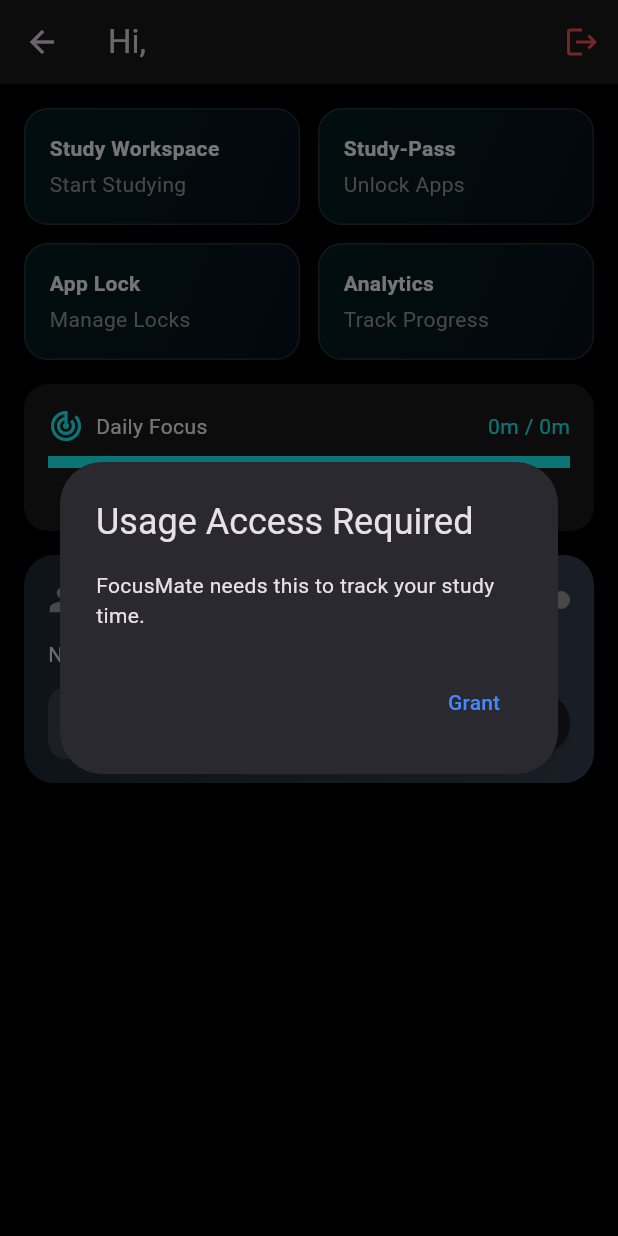
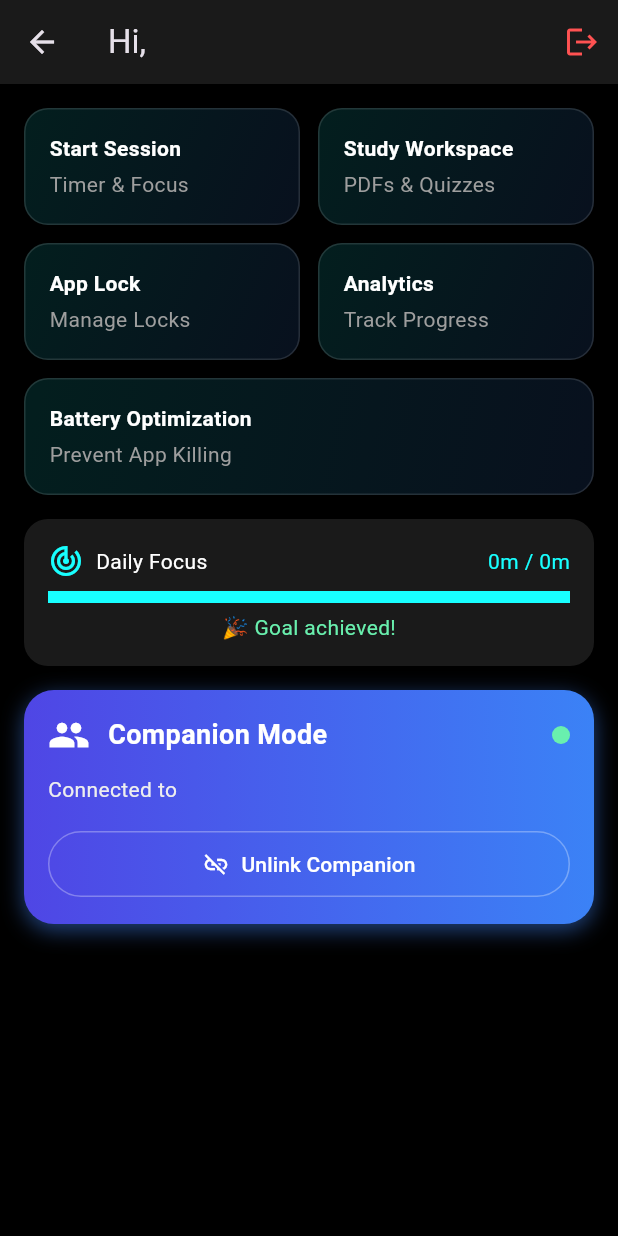
Before and after one commit to muaz-27/focus_mate, a Flutter app: the StudentDashboard screen opened directly with empty values, after a tap on the "logout" icon, on a phone screen of 412 x 824 dp. Run offline on Flutter 3.47's test engine with Material 3 defaults, Android fonts, the phone set to English and light mode, and no system bars; our stand-ins replace cloud_firestore, firebase_auth, firebase_core, permission_handler; missing offline and left inert: android_intent_plus, installed_apps, usage_stats; accounts and stored records are empty; statements that could not run were skipped.

Commit message:
Move test-branch changes to main

```diff
--- a/lib/dashboard/student_dashboard.dart
+++ b/lib/dashboard/student_dashboard.dart
@@ -4,7 +4,6 @@
 import 'package:flutter/services.dart';
 import 'package:permission_handler/permission_handler.dart';
 import 'package:usage_stats/usage_stats.dart';
-import 'package:android_intent_plus/android_intent.dart';
 
 import '../core/auth_service.dart';
 import '../core/usage_service.dart';
@@ -13,6 +12,10 @@
 import 'analytics_screen.dart';
 import 'app_lock_screen.dart';
 import 'focus_session_screen.dart';
+import 'session_setup_screen.dart';
+import 'study_pass_screen.dart';
+import 'study_workspace_screen.dart';
+import '../core/permission_manager.dart';
 
 class StudentDashboard extends StatefulWidget {
   final Map<String, dynamic> userData;
@@ -40,104 +43,41 @@
   State<StudentDashboard> createState() => _StudentDashboardState();
 }
 
-class _StudentDashboardState extends State<StudentDashboard> with WidgetsBindingObserver {
-  bool showModeSelector = false;
-  final TextEditingController _companionCodeController = TextEditingController();
+class _StudentDashboardState extends State<StudentDashboard>
+    with WidgetsBindingObserver {
+  final UsageService _usageService = UsageService();
   final FirebaseFirestore _firestore = FirebaseFirestore.instance;
-  final UsageService _usageService = UsageService();
-  late bool companionActive;
-
   static const platform = MethodChannel('com.example.focus_mate/blocker');
 
-  Timer? _usageSyncTimer;
   Timer? _ruleSyncTimer;
+  DateTime? _lockEndTime;
   List<String> _blockedList = [];
-  DateTime? _lockEndTime;
-  bool _isCheckingPermissions = false;
+  bool companionActive = false;
+  final TextEditingController _companionCodeController = TextEditingController();
 
   @override
   void initState() {
     super.initState();
-    WidgetsBinding.instance.addObserver(this);
-    companionActive = widget.companionActive;
 
-    _checkPermissionsSequence();
-
-    if (companionActive) _getCompanionDetails();
+    // Initialize companion state from passed user data
+    if (widget.userData['linkedCompanion'] != null) {
+      companionActive = true;
     }
 
-  @override
-  void didChangeAppLifecycleState(AppLifecycleState state) {
-    if (state == AppLifecycleState.resumed) {
-      _checkPermissionsSequence();
-    }
+    _startRuleSync();
+    _getCompanionDetails();
+
+    // Sync usage data in background
+    WidgetsBinding.instance.addPostFrameCallback((_) {
+      _usageService.syncUsageToFirebase(widget.userData['id']);
+    });
   }
 
   @override
   void dispose() {
-    WidgetsBinding.instance.removeObserver(this);
-    _usageSyncTimer?.cancel();
     _ruleSyncTimer?.cancel();
+    _companionCodeController.dispose();
     super.dispose();
-  }
-
-  Future<void> _checkPermissionsSequence() async {
-    if (_isCheckingPermissions) return;
-    _isCheckingPermissions = true;
-
-    if (await Permission.notification.isDenied) {
-      await Permission.notification.request();
-    }
-
-    bool usage = (await UsageStats.checkUsagePermission()) ?? false;
-    if (!usage) {
-      if (mounted) _showPermissionDialog(
-        "Usage Access Required",
-        "FocusMate needs this to track your study time.",
-        () => UsageStats.grantUsagePermission(),
-      );
-      _isCheckingPermissions = false;
-      return;
-    }
-
-    // Assuming Accessibility is checked via UI button or optional
-    _isCheckingPermissions = false;
-    _startServices();
-  }
-
-  void _startServices() {
-    _syncUsageData();
-    _startRuleSync();
-  }
-
-  void _showPermissionDialog(String title, String content, VoidCallback onGrant) {
-    showDialog(
-      context: context,
-      barrierDismissible: false,
-      builder: (ctx) => AlertDialog(
-        title: Text(title),
-        content: Text(content),
-        actions: [
-          TextButton(
-            onPressed: () {
-              Navigator.pop(ctx);
-              onGrant();
-            },
-            child: const Text("Grant", style: TextStyle(color: Colors.blueAccent)),
-          ),
-        ],
-      ),
-    );
-  }
-
-  void _syncUsageData() {
-    if (widget.userData['id'] != null) {
-       _usageService.syncUsageToFirebase(widget.userData['id']);
-       _usageSyncTimer?.cancel();
-       _usageSyncTimer = Timer.periodic(const Duration(minutes: 1), (_) {
-         _usageService.syncUsageToFirebase(widget.userData['id']);
-       });
-    }
   }
 
   void _startRuleSync() {
@@ -145,7 +85,8 @@
     _ruleSyncTimer = Timer.periodic(const Duration(seconds: 5), (_) async {
       await _fetchLockRules();
       try {
-        final appsToSend = (_lockEndTime != null && DateTime.now().isBefore(_lockEndTime!))
+        final appsToSend =
+            (_lockEndTime != null && DateTime.now().isBefore(_lockEndTime!))
             ? _blockedList
             : <String>[];
         await platform.invokeMethod('setBlockedApps', {'apps': appsToSend});
@@ -155,28 +96,51 @@
 
   Future<void> _fetchLockRules() async {
     try {
-      final doc = await _firestore.collection('users').doc(widget.userData['id']).get();
+      final doc = await _firestore
+          .collection('users')
+          .doc(widget.userData['id'])
+          .get();
+
       if (doc.exists) {
         final data = doc.data()!;
+        if (mounted) {
+          setState(() {
             _blockedList = List<String>.from(data['lockedApps'] ?? []);
-        _lockEndTime = data['lockEndTime'] != null ? (data['lockEndTime'] as Timestamp).toDate() : null;
+            _lockEndTime = data['lockEndTime'] != null
+                ? (data['lockEndTime'] as Timestamp).toDate()
+                : null;
+          });
         }
-    } catch (e) {}
+      }
+    } catch (e) {
+      print("Error fetching lock rules: $e");
+    }
   }
 
   Future<void> _getCompanionDetails() async {
-    if (widget.userData['companionName'] != null) return;
     String? companionId = widget.userData['linkedCompanion'];
-    if (companionId != null) {
+    if (companionId == null) return;
+
+    // If we already have the name, just ensure active state is true
+    if (widget.userData['companionName'] != null) {
+      if (mounted) setState(() => companionActive = true);
+      return;
+    }
+
     try {
-        DocumentSnapshot doc = await _firestore.collection('users').doc(companionId).get();
+      DocumentSnapshot doc = await _firestore
+          .collection('users')
+          .doc(companionId)
+          .get();
       if (doc.exists) {
+        if (mounted) {
           setState(() {
             widget.userData['companionName'] = doc['name'];
+            companionActive = true;
           });
         }
+      }
     } catch (e) {}
-    }
   }
 
   Future<void> _unlinkCompanion() async {
@@ -186,8 +150,14 @@
         title: const Text("Unlink Companion?"),
         content: const Text("They will no longer see your stats."),
         actions: [
-          TextButton(onPressed: () => Navigator.pop(ctx, false), child: const Text("Cancel")),
-          TextButton(onPressed: () => Navigator.pop(ctx, true), child: const Text("Unlink", style: TextStyle(color: Colors.red))),
+          TextButton(
+            onPressed: () => Navigator.pop(ctx, false),
+            child: const Text("Cancel"),
+          ),
+          TextButton(
+            onPressed: () => Navigator.pop(ctx, true),
+            child: const Text("Unlink", style: TextStyle(color: Colors.red)),
+          ),
         ],
       ),
     );
@@ -198,9 +168,11 @@
     if (companionId == null) return;
 
     try {
-      await _firestore.collection('users').doc(widget.userData['id']).update({'linkedCompanion': null});
+      await _firestore.collection('users').doc(widget.userData['id']).update({
+        'linkedCompanion': null,
+      });
       await _firestore.collection('users').doc(companionId).update({
-        'linkedStudents': FieldValue.arrayRemove([widget.userData['id']])
+        'linkedStudents': FieldValue.arrayRemove([widget.userData['id']]),
       });
 
       setState(() {
@@ -209,7 +181,9 @@
         widget.userData['companionName'] = null;
       });
     } catch (e) {
-      ScaffoldMessenger.of(context).showSnackBar(SnackBar(content: Text("Error: $e")));
+      ScaffoldMessenger.of(
+        context,
+      ).showSnackBar(SnackBar(content: Text("Error: $e")));
     }
   }
 
@@ -217,14 +191,22 @@
     final code = _companionCodeController.text.trim();
     if (code.isEmpty) return;
 
-    final query = await _firestore.collection('users').where('linkCode', isEqualTo: code).limit(1).get();
+    final query = await _firestore
+        .collection('users')
+        .where('linkCode', isEqualTo: code)
+        .limit(1)
+        .get();
     if (query.docs.isEmpty) {
-      ScaffoldMessenger.of(context).showSnackBar(const SnackBar(content: Text("Invalid code")));
+      ScaffoldMessenger.of(
+        context,
+      ).showSnackBar(const SnackBar(content: Text("Invalid code")));
       return;
     }
 
     final companionDoc = query.docs.first;
-    await _firestore.collection('users').doc(widget.userData['id']).update({'linkedCompanion': companionDoc.id});
+    await _firestore.collection('users').doc(widget.userData['id']).update({
+      'linkedCompanion': companionDoc.id,
+    });
     await _firestore.collection('users').doc(companionDoc.id).update({
       'linkedStudents': FieldValue.arrayUnion([widget.userData['id']]),
     });
@@ -248,7 +230,7 @@
         actions: [
           IconButton(
             icon: const Icon(Icons.logout, color: Colors.redAccent),
-            onPressed: () => AuthService.signOut(context),
+            onPressed: () => AuthService().signOut(),
           ),
         ],
       ),
@@ -261,10 +243,10 @@
             _buildDailyFocusCard(progress, remaining),
             const SizedBox(height: 16),
 
-            // 🔹 UPDATED COMPANION CARD
+            // This card shows your companion status
             _buildCompanionCard(),
 
-            if (showModeSelector) _buildModeSelectorDialog(),
+
           ],
         ),
       ),
@@ -278,10 +260,22 @@
         padding: const EdgeInsets.all(16),
         decoration: BoxDecoration(
           gradient: companionActive
-              ? const LinearGradient(colors: [Color(0xFF4F46E5), Color(0xFF3B82F6)])
-              : const LinearGradient(colors: [Color(0xFF1F2937), Color(0xFF374151)]),
+              ? const LinearGradient(
+                  colors: [Color(0xFF4F46E5), Color(0xFF3B82F6)],
+                )
+              : const LinearGradient(
+                  colors: [Color(0xFF1F2937), Color(0xFF374151)],
+                ),
           borderRadius: BorderRadius.circular(20),
-          boxShadow: companionActive ? [BoxShadow(color: Colors.blueAccent.withOpacity(0.5), blurRadius: 12, offset: const Offset(0, 4))] : [],
+          boxShadow: companionActive
+              ? [
+                  BoxShadow(
+                    color: Colors.blueAccent.withValues(alpha: 0.5),
+                    blurRadius: 12,
+                    offset: const Offset(0, 4),
+                  ),
+                ]
+              : [],
         ),
         child: Column(
           crossAxisAlignment: CrossAxisAlignment.start,
@@ -289,9 +283,20 @@
             // Header Row
             Row(
               children: [
-                Icon(Icons.group, color: companionActive ? Colors.white : Colors.grey, size: 28),
+                Icon(
+                  Icons.group,
+                  color: companionActive ? Colors.white : Colors.grey,
+                  size: 28,
+                ),
                 const SizedBox(width: 12),
-                const Text("Companion Mode", style: TextStyle(color: Colors.white, fontSize: 18, fontWeight: FontWeight.bold)),
+                const Text(
+                  "Companion Mode",
+                  style: TextStyle(
+                    color: Colors.white,
+                    fontSize: 18,
+                    fontWeight: FontWeight.bold,
+                  ),
+                ),
                 const Spacer(),
 
                 // Status Dot
@@ -300,8 +305,8 @@
                   height: 12,
                   decoration: BoxDecoration(
                     color: companionActive ? Colors.greenAccent : Colors.grey,
-                    shape: BoxShape.circle
-                  )
+                    shape: BoxShape.circle,
+                  ),
                 ),
               ],
             ),
@@ -310,11 +315,13 @@
 
             // Connection Status Text
             Text(
-              companionActive ? "Connected to ${widget.userData['companionName'] ?? 'Unknown'}" : "No active companion",
+              companionActive
+                  ? "Connected to ${widget.userData['companionName'] ?? 'Unknown'}"
+                  : "No active companion",
               style: TextStyle(color: Colors.grey.shade200),
             ),
 
-            // 🔹 UNLINK BUTTON (Separate Row below text)
+            // Button to unlink the companion if one is connected
             if (companionActive)
               Padding(
                 padding: const EdgeInsets.only(top: 16.0),
@@ -323,7 +330,10 @@
                   child: OutlinedButton.icon(
                     onPressed: _unlinkCompanion,
                     icon: const Icon(Icons.link_off, color: Colors.white),
-                    label: const Text("Unlink Companion", style: TextStyle(color: Colors.white)),
+                    label: const Text(
+                      "Unlink Companion",
+                      style: TextStyle(color: Colors.white),
+                    ),
                     style: OutlinedButton.styleFrom(
                       side: const BorderSide(color: Colors.white30),
                       padding: const EdgeInsets.symmetric(vertical: 12),
@@ -332,19 +342,39 @@
                 ),
               ),
 
-            // Link Input (Visible only if NOT connected)
+            // Input field to enter a code if no companion is connected
             if (!companionActive)
               Padding(
                 padding: const EdgeInsets.only(top: 12),
                 child: Row(
                   children: [
-                    Expanded(child: TextField(controller: _companionCodeController, decoration: InputDecoration(hintText: "Enter Companion Code", filled: true, fillColor: Colors.white12, border: OutlineInputBorder(borderRadius: BorderRadius.circular(12), borderSide: BorderSide.none), contentPadding: const EdgeInsets.symmetric(horizontal: 12, vertical: 8)))),
+                    Expanded(
+                      child: TextField(
+                        controller: _companionCodeController,
+                        decoration: InputDecoration(
+                          hintText: "Enter Companion Code",
+                          filled: true,
+                          fillColor: Colors.white12,
+                          border: OutlineInputBorder(
+                            borderRadius: BorderRadius.circular(12),
+                            borderSide: BorderSide.none,
+                          ),
+                          contentPadding: const EdgeInsets.symmetric(
+                            horizontal: 12,
+                            vertical: 8,
+                          ),
+                        ),
+                      ),
+                    ),
                     const SizedBox(width: 8),
-                    ElevatedButton(onPressed: _linkCompanion, child: const Text("Link")),
+                    ElevatedButton(
+                      onPressed: _linkCompanion,
+                      child: const Text("Link"),
+                    ),
                   ],
                 ),
               ),
-          ]
+          ],
         ),
       ),
     );
@@ -353,20 +383,44 @@
   Widget _buildDailyFocusCard(double progress, int remaining) {
     return Container(
       padding: const EdgeInsets.all(16),
-      decoration: BoxDecoration(color: AppColors.cardOverlay, borderRadius: BorderRadius.circular(16)),
+      decoration: BoxDecoration(
+        color: AppColors.cardOverlay,
+        borderRadius: BorderRadius.circular(16),
+      ),
       child: Column(
         children: [
           Row(
             mainAxisAlignment: MainAxisAlignment.spaceBetween,
             children: [
-              Row(children: const [Icon(Icons.track_changes, color: Colors.cyanAccent), SizedBox(width: 8), Text("Daily Focus", style: TextStyle(color: Colors.white))]),
-              Text("${widget.studyTime}m / ${widget.dailyGoal}m", style: const TextStyle(color: Colors.cyanAccent)),
+              Row(
+                children: const [
+                  Icon(Icons.track_changes, color: Colors.cyanAccent),
+                  SizedBox(width: 8),
+                  Text("Daily Focus", style: TextStyle(color: Colors.white)),
+                ],
+              ),
+              Text(
+                "${widget.studyTime}m / ${widget.dailyGoal}m",
+                style: const TextStyle(color: Colors.cyanAccent),
+              ),
             ],
           ),
           const SizedBox(height: 8),
-          LinearProgressIndicator(value: progress, backgroundColor: Colors.grey.shade800, valueColor: const AlwaysStoppedAnimation(Colors.cyanAccent), minHeight: 8),
+          LinearProgressIndicator(
+            value: progress,
+            backgroundColor: Colors.grey.shade800,
+            valueColor: const AlwaysStoppedAnimation(Colors.cyanAccent),
+            minHeight: 8,
+          ),
           const SizedBox(height: 6),
-          Text(remaining > 0 ? "You're $remaining mins away from hitting today's goal 🎯" : "🎉 Goal achieved!", style: TextStyle(color: remaining > 0 ? Colors.grey.shade300 : Colors.greenAccent)),
+          Text(
+            remaining > 0
+                ? "You're $remaining mins away from hitting today's goal 🎯"
+                : "🎉 Goal achieved!",
+            style: TextStyle(
+              color: remaining > 0 ? Colors.grey.shade300 : Colors.greenAccent,
+            ),
+          ),
         ],
       ),
     );
@@ -377,57 +431,137 @@
       children: [
         Row(
           children: [
-            Expanded(child: _buildTile("Study Workspace", widget.activeSession ? "Session Active" : "Start Studying", AppColors.roleGradients['user']!, () => setState(() => showModeSelector = true))),
+            Expanded(
+              child: _buildTile(
+                "Start Session",
+                "Timer & Focus",
+                AppColors.roleGradients['user']!,
+                () {
+                  Navigator.push(
+                    context,
+                    MaterialPageRoute(
+                      builder: (_) => SessionSetupScreen(
+                        userId: widget.userData['id'],
+                      ),
+                    ),
+                  );
+                },
+              ),
+            ),
             const SizedBox(width: 12),
-            Expanded(child: _buildTile("Study-Pass", "Unlock Apps", AppColors.roleGradients['user']!, () {})),
+            Expanded(
+              child: _buildTile(
+                "Study Workspace",
+                "PDFs & Quizzes",
+                AppColors.roleGradients['user']!,
+                () {
+                  Navigator.push(
+                    context,
+                    MaterialPageRoute(
+                      builder: (_) => StudyWorkspaceScreen(
+                        userId: widget.userData['id'],
+                      ),
+                    ),
+                  );
+                },
+              ),
+            ),
           ],
         ),
         const SizedBox(height: 12),
         Row(
           children: [
-            Expanded(child: _buildTile("App Lock", widget.appsUnlocked ? "Unlocked" : "Manage Locks", AppColors.roleGradients['user']!, () {
-               Navigator.push(context, MaterialPageRoute(builder: (_) => AppLockScreen(userId: widget.userData['id'])));
-            })),
+            Expanded(
+              child: _buildTile(
+                "App Lock",
+                widget.appsUnlocked ? "Unlocked" : "Manage Locks",
+                AppColors.roleGradients['user']!,
+                () async {
+                  if (await PermissionManager.checkAccessibility(context)) {
+                    if (context.mounted) {
+                      Navigator.push(
+                        context,
+                        MaterialPageRoute(
+                          builder: (_) =>
+                              AppLockScreen(userId: widget.userData['id']),
+                        ),
+                      );
+                    }
+                  }
+                },
+              ),
+            ),
             const SizedBox(width: 12),
-            Expanded(child: _buildTile("Analytics", "Track Progress", AppColors.roleGradients['user']!, () {
-               Navigator.push(context, MaterialPageRoute(builder: (_) => AnalyticsScreen(userId: widget.userData['id'], userName: widget.userData['name'] ?? "My")));
-            })),
+            Expanded(
+              child: _buildTile(
+                "Analytics",
+                "Track Progress",
+                AppColors.roleGradients['user']!,
+                () async {
+                  if (await PermissionManager.checkUsageStats(context)) {
+                    if (context.mounted) {
+                      Navigator.push(
+                        context,
+                        MaterialPageRoute(
+                          builder: (_) => AnalyticsScreen(
+                            userId: widget.userData['id'],
+                            userName: widget.userData['name'] ?? "My",
+                          ),
+                        ),
+                      );
+                    }
+                  }
+                },
+              ),
+            ),
+          ],
+        ),
+        const SizedBox(height: 12),
+        Row(
+          children: [
+            Expanded(
+              child: _buildTile(
+                "Battery Optimization",
+                "Prevent App Killing",
+                AppColors.roleGradients['user']!,
+                () async {
+                  await PermissionManager.checkBatteryOptimizations(context);
+                },
+              ),
+            ),
           ],
         ),
       ],
     );
   }
 
-  Widget _buildModeSelectorDialog() {
-    return AlertDialog(
-      title: const Text("Select Session Mode"),
-      content: Column(
-        mainAxisSize: MainAxisSize.min,
-        children: [
-          ElevatedButton(onPressed: () => _startSession("Focused", 45), child: const Text("Focused Mode")),
-          ElevatedButton(onPressed: () => _startSession("Pomodoro", 25), child: const Text("Pomodoro Mode")),
-        ],
-      ),
-      actions: [TextButton(onPressed: () => setState(() => showModeSelector = false), child: const Text("Cancel"))],
-    );
-  }
 
-  void _startSession(String mode, int duration) {
-    setState(() => showModeSelector = false);
-    Navigator.push(context, MaterialPageRoute(builder: (_) => FocusSessionScreen(userId: widget.userData['id'], mode: mode, durationMinutes: duration)));
-  }
 
-  Widget _buildTile(String title, String subtitle, List<Color> gradient, VoidCallback onTap) {
+  Widget _buildTile(
+    String title,
+    String subtitle,
+    List<Color> gradient,
+    VoidCallback onTap,
+  ) {
     return GestureDetector(
       onTap: onTap,
       child: Container(
         padding: const EdgeInsets.all(16),
         decoration: AppTheme.cardContainer(gradient),
-        child: Column(crossAxisAlignment: CrossAxisAlignment.start, children: [
-          Text(title, style: const TextStyle(color: AppColors.white, fontWeight: FontWeight.bold)),
+        child: Column(
+          crossAxisAlignment: CrossAxisAlignment.start,
+          children: [
+            Text(
+              title,
+              style: const TextStyle(
+                color: AppColors.white,
+                fontWeight: FontWeight.bold,
+              ),
+            ),
             const SizedBox(height: 4),
             Text(subtitle, style: const TextStyle(color: Colors.grey)),
-        ]),
+          ],
+        ),
       ),
     );
   }
```
Also changed, not shown: pubspec.lock, 1 other file. Lines whose indentation alone changed are shown as unchanged.
